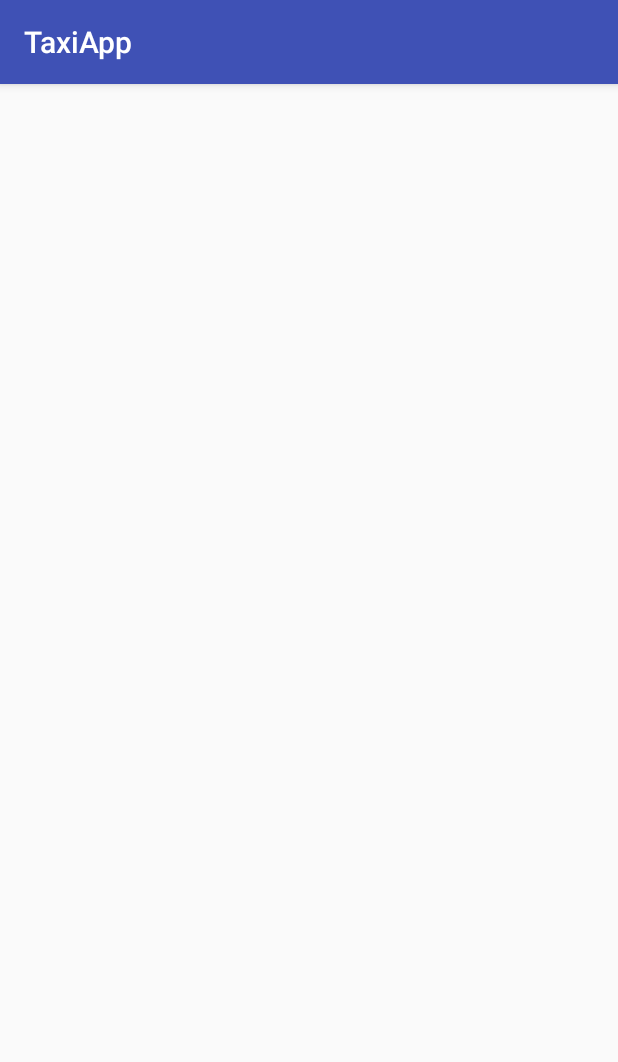
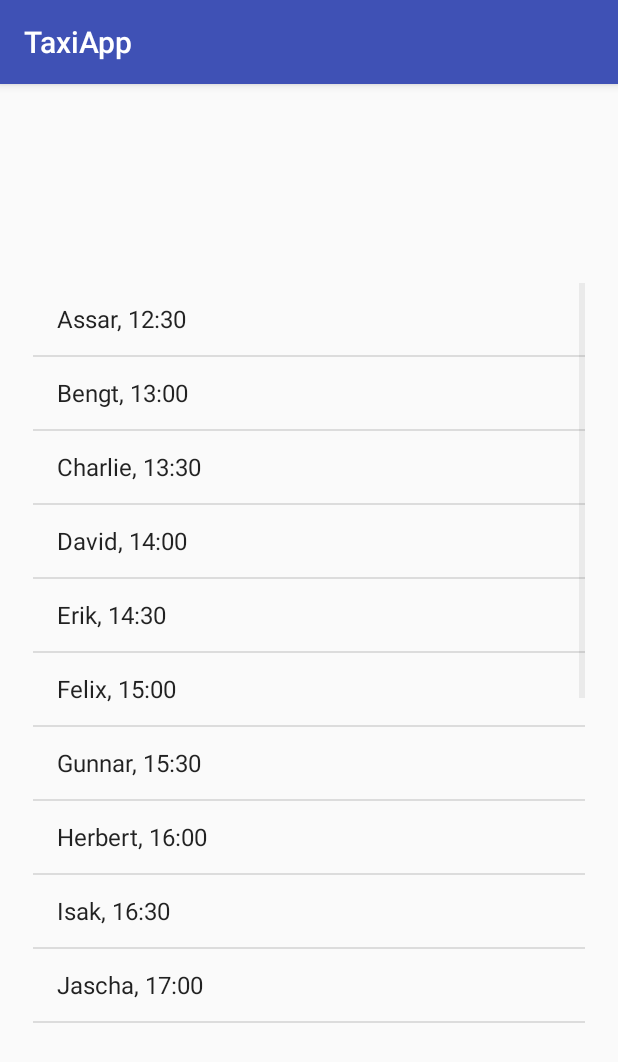
Before and after one commit to JaschaThiel/tnsf05-project, an Android app: the ScheduleActivity screen opened directly, with no data from a screen before it, on a phone screen of 412 x 824 dp. Shown: the top 1062 px of the screen. Run offline under Robolectric (Android 15) with nearby library versions, the phone set to English and light mode, and no system bars.

Commit message:
Schedule view

```diff
--- a/app/app/src/main/java/com/tnsf05/rehab/taxiapp/ScheduleActivity.java
+++ b/app/app/src/main/java/com/tnsf05/rehab/taxiapp/ScheduleActivity.java
@@ -2,12 +2,42 @@ package com.tnsf05.rehab.taxiapp;
 
 import android.support.v7.app.AppCompatActivity;
 import android.os.Bundle;
+import android.widget.ArrayAdapter;
+import android.widget.ListView;
+
+import java.util.ArrayList;
 
 public class ScheduleActivity extends AppCompatActivity {
 
     @Override
     protected void onCreate(Bundle savedInstanceState) {
         super.onCreate(savedInstanceState);
+
+        ArrayList scheduleList = new ArrayList<String>();
+        scheduleList.add("Assar, 12:30");
+        scheduleList.add("Bengt, 13:00");
+        scheduleList.add("Charlie, 13:30");
+        scheduleList.add("David, 14:00");
+        scheduleList.add("Erik, 14:30");
+        scheduleList.add("Felix, 15:00");
+        scheduleList.add("Gunnar, 15:30");
+        scheduleList.add("Herbert, 16:00");
+        scheduleList.add("Isak, 16:30");
+        scheduleList.add("Jascha, 17:00");
+        scheduleList.add("Karl, 17:30");
+        scheduleList.add("Leopold, 18:00");
+        scheduleList.add("Max, 18:30");
+        scheduleList.add("Niclas, 19:00");
+        scheduleList.add("Ola, 19:30");
+        scheduleList.add("Peter, 20:00");
+        scheduleList.add("Stefan, 20:30");
+        scheduleList.add("Tore, 21:00");
+
         setContentView(R.layout.activity_schedule);
+        ListView mListView = (ListView) findViewById(R.id.mylistv);
+
+        ArrayAdapter<String> adapter = new ArrayAdapter<String>(this, android.R.layout.simple_list_item_1, android.R.id.text1, (String[]) scheduleList.toArray(new String[scheduleList.size()]));
+        mListView.setAdapter(adapter);
+
     }
 }
--- a/app/app/src/main/res/layout/activity_schedule.xml
+++ b/app/app/src/main/res/layout/activity_schedule.xml
@@ -6,4 +6,13 @@
     android:layout_height="match_parent"
     tools:context="com.tnsf05.rehab.taxiapp.ScheduleActivity">
 
+    <ListView
+        android:id="@+id/mylistv"
+        android:layout_width="368dp"
+        android:layout_height="495dp"
+        android:layout_marginBottom="8dp"
+        app:layout_constraintBottom_toBottomOf="parent"
+        app:layout_constraintEnd_toEndOf="parent"
+        app:layout_constraintStart_toStartOf="parent"
+        app:layout_constraintTop_toTopOf="parent" />
 </android.support.constraint.ConstraintLayout>
```
